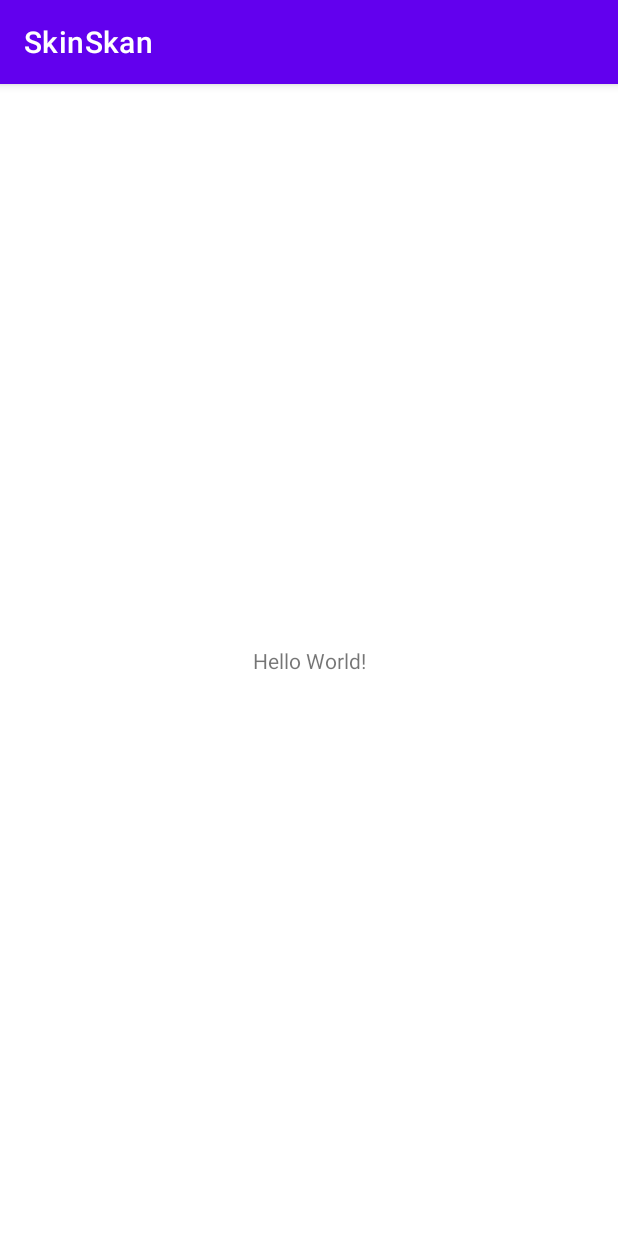
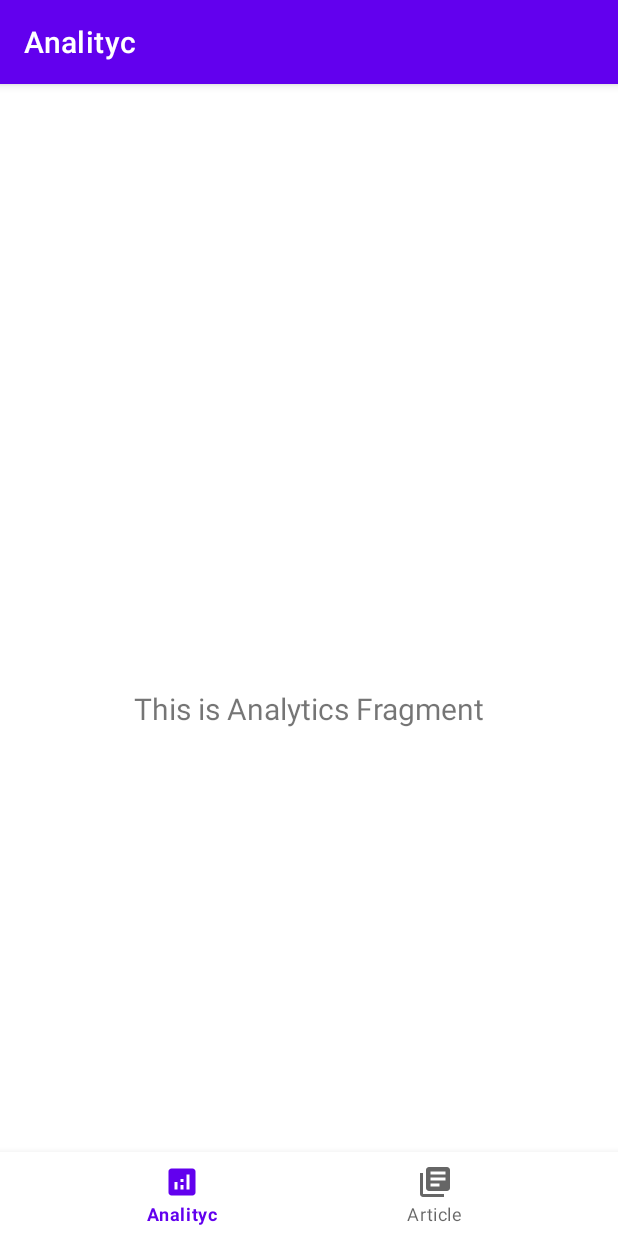
Before and after one commit to faniabdullah/bangkit-final-project, an Android app: the screen it shows after launch (MainActivity), on a phone screen of 412 x 824 dp. Run offline under Robolectric (Android 15) with nearby library versions, the phone set to English and light mode, and no system bars; our stand-ins replace navigation-ui.

Commit message:
Create navigation Bottom View like UI-UX Design

```diff
--- a/Mobile Development/app/src/main/java/com/bangkit/skinskan/MainActivity.kt
+++ b/Mobile Development/app/src/main/java/com/bangkit/skinskan/MainActivity.kt
@@ -1,11 +1,34 @@
 package com.bangkit.skinskan
 
+import android.os.Bundle
 import androidx.appcompat.app.AppCompatActivity
-import android.os.Bundle
+import androidx.navigation.findNavController
+import androidx.navigation.ui.AppBarConfiguration
+import androidx.navigation.ui.setupActionBarWithNavController
+import androidx.navigation.ui.setupWithNavController
+import com.bangkit.skinskan.databinding.ActivityMainBinding
+import com.google.android.material.bottomnavigation.BottomNavigationView
 
 class MainActivity : AppCompatActivity() {
+
+    private lateinit var binding: ActivityMainBinding
+
     override fun onCreate(savedInstanceState: Bundle?) {
         super.onCreate(savedInstanceState)
-        setContentView(R.layout.activity_main)
+
+        binding = ActivityMainBinding.inflate(layoutInflater)
+        setContentView(binding.root)
+
+        val navView: BottomNavigationView = binding.navView
+
+        val navController = findNavController(R.id.nav_host_fragment_activity_main3)
+
+        val appBarConfiguration = AppBarConfiguration(
+            setOf(
+                R.id.navigation_analitycs, R.id.navigation_articles,
+            )
+        )
+        setupActionBarWithNavController(navController, appBarConfiguration)
+        navView.setupWithNavController(navController)
     }
 }
--- /dev/null
+++ b/Mobile Development/app/src/main/java/com/bangkit/skinskan/ui/analytics/AnalyticsFragment.kt
@@ -0,0 +1,42 @@
+package com.bangkit.skinskan.ui.analytics
+
+import android.os.Bundle
+import android.view.LayoutInflater
+import android.view.View
+import android.view.ViewGroup
+import android.widget.TextView
+import androidx.fragment.app.Fragment
+import androidx.lifecycle.Observer
+import androidx.lifecycle.ViewModelProvider
+import com.bangkit.skinskan.databinding.FragmentAnalitycsBinding
+
+class AnalyticsFragment : Fragment() {
+
+    private lateinit var homeViewModel: AnalyticsViewModel
+    private var _binding: FragmentAnalitycsBinding? = null
+
+    private val binding get() = _binding!!
+
+    override fun onCreateView(
+        inflater: LayoutInflater,
+        container: ViewGroup?,
+        savedInstanceState: Bundle?
+    ): View {
+        homeViewModel =
+            ViewModelProvider(this).get(AnalyticsViewModel::class.java)
+
+        _binding = FragmentAnalitycsBinding.inflate(inflater, container, false)
+        val root: View = binding.root
+
+        val textView: TextView = binding.textHome
+        homeViewModel.text.observe(viewLifecycleOwner, Observer {
+            textView.text = it
+        })
+        return root
+    }
+
+    override fun onDestroyView() {
+        super.onDestroyView()
+        _binding = null
+    }
+}
--- /dev/null
+++ b/Mobile Development/app/src/main/java/com/bangkit/skinskan/ui/analytics/AnalyticsViewModel.kt
@@ -0,0 +1,13 @@
+package com.bangkit.skinskan.ui.analytics
+
+import androidx.lifecycle.LiveData
+import androidx.lifecycle.MutableLiveData
+import androidx.lifecycle.ViewModel
+
+class AnalyticsViewModel : ViewModel() {
+
+    private val _text = MutableLiveData<String>().apply {
+        value = "This is Analytics Fragment"
+    }
+    val text: LiveData<String> = _text
+}
--- /dev/null
+++ b/Mobile Development/app/src/main/res/drawable/ic_baseline_analytics_24.xml
@@ -0,0 +1,10 @@
+<vector xmlns:android="http://schemas.android.com/apk/res/android"
+    android:width="24dp"
+    android:height="24dp"
+    android:viewportWidth="24"
+    android:viewportHeight="24"
+    android:tint="?attr/colorControlNormal">
+  <path
+      android:fillColor="@android:color/white"
+      android:pathData="M19,3L5,3c-1.1,0 -2,0.9 -2,2v14c0,1.1 0.9,2 2,2h14c1.1,0 2,-0.9 2,-2L21,5c0,-1.1 -0.9,-2 -2,-2zM9,17L7,17v-5h2v5zM13,17h-2v-3h2v3zM13,12h-2v-2h2v2zM17,17h-2L15,7h2v10z"/>
+</vector>
--- /dev/null
+++ b/Mobile Development/app/src/main/res/drawable/ic_baseline_library_books_24.xml
@@ -0,0 +1,11 @@
+<vector xmlns:android="http://schemas.android.com/apk/res/android"
+    android:width="24dp"
+    android:height="24dp"
+    android:viewportWidth="24"
+    android:viewportHeight="24"
+    android:tint="?attr/colorControlNormal"
+    android:autoMirrored="true">
+  <path
+      android:fillColor="@android:color/white"
+      android:pathData="M4,6L2,6v14c0,1.1 0.9,2 2,2h14v-2L4,20L4,6zM20,2L8,2c-1.1,0 -2,0.9 -2,2v12c0,1.1 0.9,2 2,2h12c1.1,0 2,-0.9 2,-2L22,4c0,-1.1 -0.9,-2 -2,-2zM19,11L9,11L9,9h10v2zM15,15L9,15v-2h6v2zM19,7L9,7L9,5h10v2z"/>
+</vector>
--- a/Mobile Development/app/src/main/res/layout/activity_main.xml
+++ b/Mobile Development/app/src/main/res/layout/activity_main.xml
@@ -1,18 +1,33 @@
 <?xml version="1.0" encoding="utf-8"?>
 <androidx.constraintlayout.widget.ConstraintLayout xmlns:android="http://schemas.android.com/apk/res/android"
     xmlns:app="http://schemas.android.com/apk/res-auto"
-    xmlns:tools="http://schemas.android.com/tools"
+    android:id="@+id/container"
     android:layout_width="match_parent"
     android:layout_height="match_parent"
-    tools:context=".MainActivity">
+    android:paddingTop="?attr/actionBarSize">
 
-    <TextView
-        android:layout_width="wrap_content"
+    <com.google.android.material.bottomnavigation.BottomNavigationView
+        android:id="@+id/nav_view"
+        android:layout_width="0dp"
         android:layout_height="wrap_content"
-        android:text="Hello World!"
+        android:layout_marginStart="0dp"
+        android:layout_marginEnd="0dp"
+        android:background="?android:attr/windowBackground"
         app:layout_constraintBottom_toBottomOf="parent"
         app:layout_constraintLeft_toLeftOf="parent"
         app:layout_constraintRight_toRightOf="parent"
-        app:layout_constraintTop_toTopOf="parent" />
+        app:menu="@menu/bottom_nav_menu" />
+
+    <fragment
+        android:id="@+id/nav_host_fragment_activity_main3"
+        android:name="androidx.navigation.fragment.NavHostFragment"
+        android:layout_width="match_parent"
+        android:layout_height="match_parent"
+        app:defaultNavHost="true"
+        app:layout_constraintBottom_toTopOf="@id/nav_view"
+        app:layout_constraintLeft_toLeftOf="parent"
+        app:layout_constraintRight_toRightOf="parent"
+        app:layout_constraintTop_toTopOf="parent"
+        app:navGraph="@navigation/mobile_navigation" />
 
 </androidx.constraintlayout.widget.ConstraintLayout>
--- /dev/null
+++ b/Mobile Development/app/src/main/res/layout/fragment_analitycs.xml
@@ -0,0 +1,22 @@
+<?xml version="1.0" encoding="utf-8"?>
+<androidx.constraintlayout.widget.ConstraintLayout xmlns:android="http://schemas.android.com/apk/res/android"
+    xmlns:app="http://schemas.android.com/apk/res-auto"
+    xmlns:tools="http://schemas.android.com/tools"
+    android:layout_width="match_parent"
+    android:layout_height="match_parent"
+    tools:context=".ui.analytics.AnalyticsFragment">
+
+    <TextView
+        android:id="@+id/text_home"
+        android:layout_width="match_parent"
+        android:layout_height="wrap_content"
+        android:layout_marginStart="8dp"
+        android:layout_marginTop="8dp"
+        android:layout_marginEnd="8dp"
+        android:textAlignment="center"
+        android:textSize="20sp"
+        app:layout_constraintBottom_toBottomOf="parent"
+        app:layout_constraintEnd_toEndOf="parent"
+        app:layout_constraintStart_toStartOf="parent"
+        app:layout_constraintTop_toTopOf="parent" />
+</androidx.constraintlayout.widget.ConstraintLayout>
--- /dev/null
+++ b/Mobile Development/app/src/main/res/menu/bottom_nav_menu.xml
@@ -0,0 +1,13 @@
+<?xml version="1.0" encoding="utf-8"?>
+<menu xmlns:android="http://schemas.android.com/apk/res/android">
+
+    <item
+        android:id="@+id/navigation_analitycs"
+        android:icon="@drawable/ic_baseline_analytics_24"
+        android:title="@string/title_analitycs" />
+
+    <item
+        android:id="@+id/navigation_articles"
+        android:icon="@drawable/ic_baseline_library_books_24"
+        android:title="@string/title_articles" />
+</menu>
--- /dev/null
+++ b/Mobile Development/app/src/main/res/navigation/mobile_navigation.xml
@@ -0,0 +1,20 @@
+<?xml version="1.0" encoding="utf-8"?>
+<navigation xmlns:android="http://schemas.android.com/apk/res/android"
+    xmlns:app="http://schemas.android.com/apk/res-auto"
+    xmlns:tools="http://schemas.android.com/tools"
+    android:id="@+id/mobile_navigation"
+    app:startDestination="@+id/navigation_analitycs">
+
+    <fragment
+        android:id="@+id/navigation_analitycs"
+        android:name="com.bangkit.skinskan.ui.analytics.AnalyticsFragment"
+        android:label="@string/title_analitycs"
+        tools:layout="@layout/fragment_analitycs" />
+
+    <fragment
+        android:id="@+id/navigation_articles"
+        android:name="com.bangkit.skinskan.ui.article.ArticlesFragment"
+        android:label="@string/title_articles"
+        tools:layout="@layout/fragment_articles" />
+
+</navigation>
--- /dev/null
+++ b/Mobile Development/app/src/main/res/values/dimens.xml
@@ -0,0 +1,5 @@
+<resources>
+    <!-- Default screen margins, per the Android Design guidelines. -->
+    <dimen name="activity_horizontal_margin">16dp</dimen>
+    <dimen name="activity_vertical_margin">16dp</dimen>
+</resources>
--- a/Mobile Development/app/src/main/res/values/strings.xml
+++ b/Mobile Development/app/src/main/res/values/strings.xml
@@ -1,3 +1,5 @@
 <resources>
     <string name="app_name">SkinSkan</string>
+    <string name="title_analitycs">Analityc</string>
+    <string name="title_articles">Article</string>
 </resources>
```
Also changed, not shown: Mobile Development/app/build.gradle (+7 -0 lines), Mobile Development/app/src/main/java/com/bangkit/skinskan/ui/article/ArticlesFragment.kt (added, +42 -0 lines), Mobile Development/app/src/main/java/com/bangkit/skinskan/ui/article/ArticlesViewModel.kt (added, +13 -0 lines), Mobile Development/app/src/main/res/drawable/ic_dashboard_black_24dp.xml (added, +9 -0 lines), Mobile Development/app/src/main/res/drawable/ic_home_black_24dp.xml (added, +9 -0 lines), Mobile Development/app/src/main/res/drawable/ic_notifications_black_24dp.xml (added, +9 -0 lines), Mobile Development/app/src/main/res/layout/fragment_articles.xml (added, +22 -0 lines).
